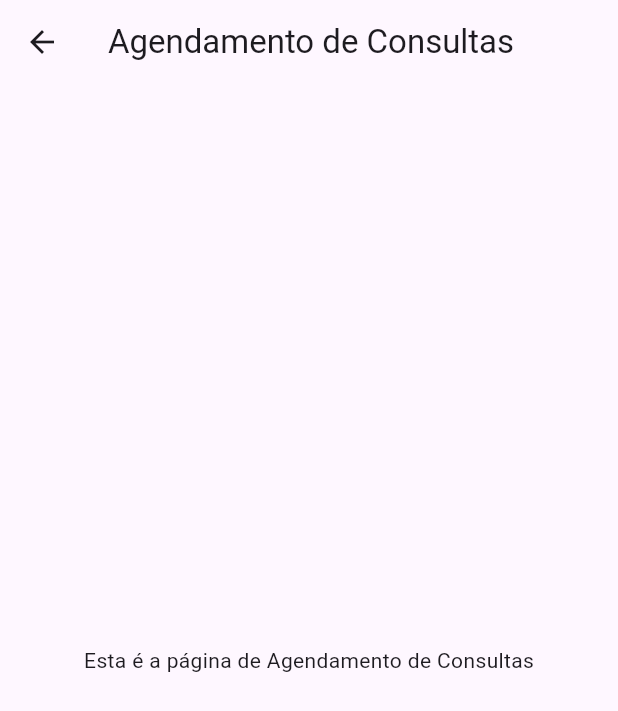
After one commit to Matheus-Armando/t2flutter, a Flutter app: the HomePage screen opened directly, after a tap on "Agendamento de Consultas", on a phone screen of 412 x 824 dp. The commit adds this screen. Shown: the top 711 px of the screen. Run offline on Flutter 3.47's test engine with Material 3 defaults, Android fonts, the phone set to English and light mode, and no system bars.

Commit message:
estrutura inicial

```diff
--- /dev/null
+++ b/t2flutter/flutter_application_1/lib/doctor_profile_page.dart
@@ -0,0 +1,15 @@
+import 'package:flutter/material.dart';
+
+class DoctorProfilePage extends StatelessWidget {
+  @override
+  Widget build(BuildContext context) {
+    return Scaffold(
+      appBar: AppBar(
+        title: Text('Perfil do Médico'),
+      ),
+      body: Center(
+        child: Text('Esta é a página de Perfil do Médico'),
+      ),
+    );
+  }
+}
--- /dev/null
+++ b/t2flutter/flutter_application_1/lib/home_page.dart
@@ -0,0 +1,38 @@
+// homepage.dart
+import 'package:flutter/material.dart';
+
+class HomePage extends StatelessWidget {
+  @override
+  Widget build(BuildContext context) {
+    return Scaffold(
+      appBar: AppBar(
+        title: Text('Home Page'),
+      ),
+      body: Center(
+        child: Column(
+          mainAxisAlignment: MainAxisAlignment.center,
+          children: <Widget>[
+            ElevatedButton(
+              child: Text('Agendamento de Consultas'),
+              onPressed: () {
+                Navigator.pushNamed(context, '/scheduling');
+              },
+            ),
+            ElevatedButton(
+              child: Text('Histórico de Pacientes'),
+              onPressed: () {
+                Navigator.pushNamed(context, '/history');
+              },
+            ),
+            ElevatedButton(
+              child: Text('Perfil do Médico'),
+              onPressed: () {
+                Navigator.pushNamed(context, '/profile');
+              },
+            ),
+          ],
+        ),
+      ),
+    );
+  }
+}
--- /dev/null
+++ b/t2flutter/flutter_application_1/lib/patient_history_page.dart
@@ -0,0 +1,15 @@
+import 'package:flutter/material.dart';
+
+class PatientHistoryPage extends StatelessWidget {
+  @override
+  Widget build(BuildContext context) {
+    return Scaffold(
+      appBar: AppBar(
+        title: Text('Histórico de Consultas'),
+      ),
+      body: Center(
+        child: Text('Esta é a página de Histórico de Consultas'),
+      ),
+    );
+  }
+}
--- /dev/null
+++ b/t2flutter/flutter_application_1/lib/scheduling_page.dart
@@ -0,0 +1,15 @@
+import 'package:flutter/material.dart';
+
+class SchedulingPage extends StatelessWidget {
+  @override
+  Widget build(BuildContext context) {
+    return Scaffold(
+      appBar: AppBar(
+        title: Text('Agendamento de Consultas'),
+      ),
+      body: Center(
+        child: Text('Esta é a página de Agendamento de Consultas'),
+      ),
+    );
+  }
+}
```
Also changed, not shown: t2flutter/flutter_application_1/lib/main.dart (+8 -48 lines).
